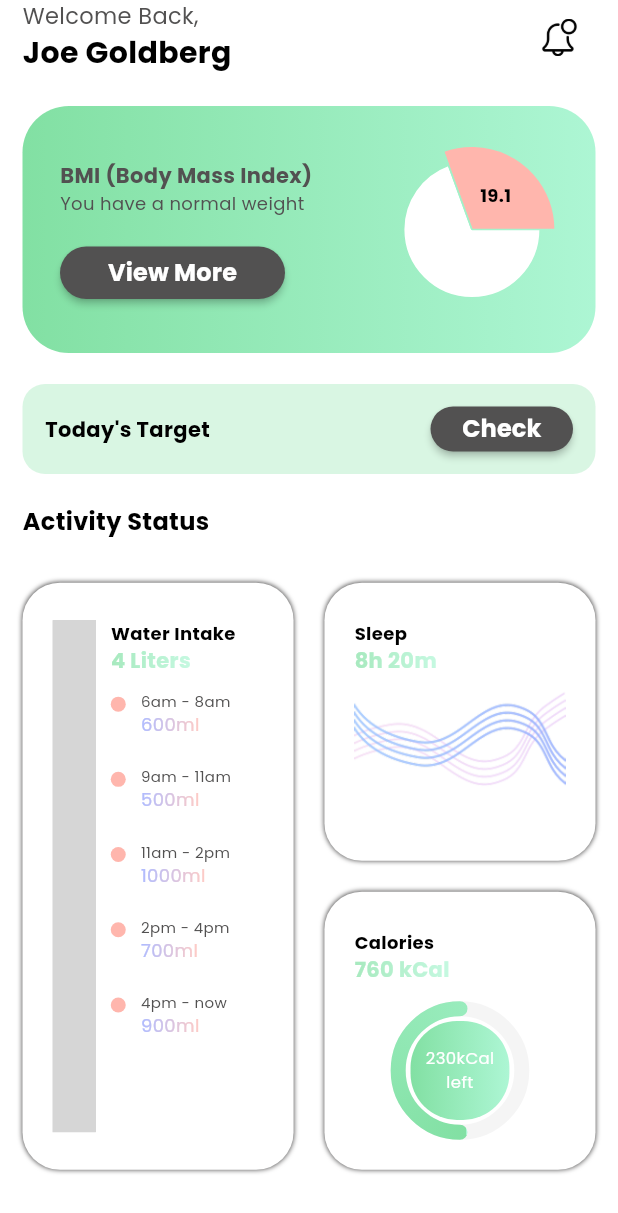
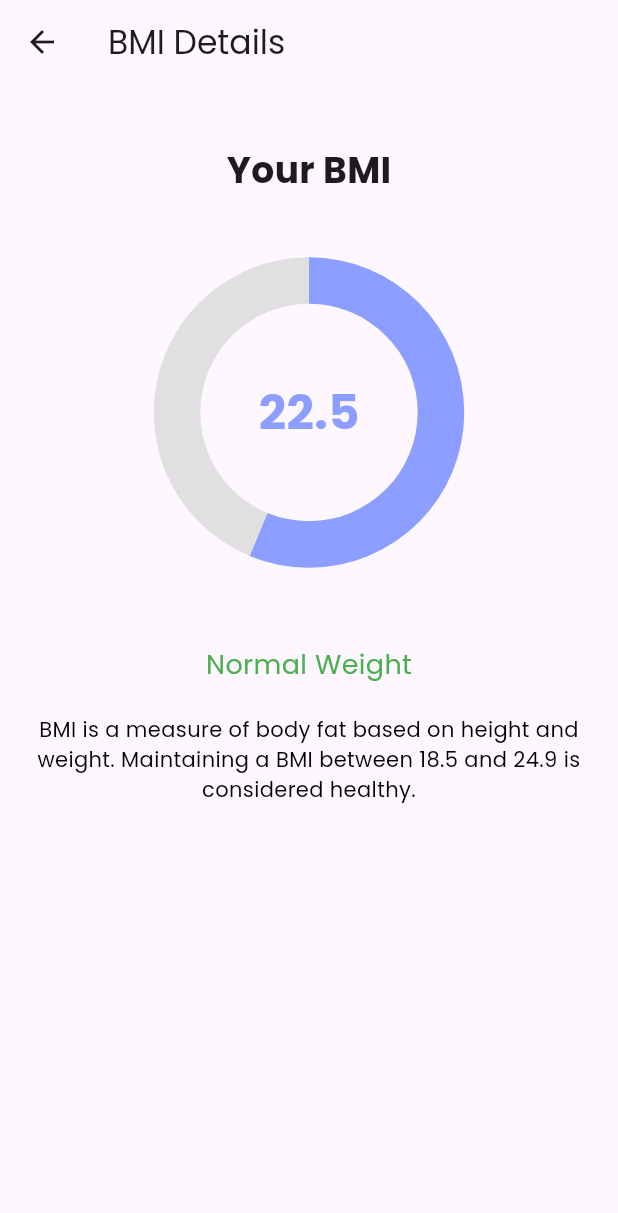
Before and after one commit to rej43/fitrack_new, a Flutter app: the HomeView screen opened directly, after a tap on "View More", on a phone screen of 412 x 824 dp. Shown: the top 1213 px of the screen. Run offline on Flutter 3.47's test engine with Material 3 defaults, Android fonts, the phone set to English and light mode, and no system bars; drawn by our look-alikes of fl_chart, simple_circular_progress_bar; our stand-ins replace animated_toggle_switch, carousel_slider, syncfusion_flutter_charts; missing offline and left inert: dotted_dashed_line, simple_animation_progress_bar; grey boxes are pictures that could not be loaded.

Commit message:
added BMI view

```diff
--- a/lib/view/home/home_view.dart
+++ b/lib/view/home/home_view.dart
@@ -2,6 +2,7 @@ import 'package:dotted_dashed_line/dotted_dashed_line.dart';
 import 'package:fitrack/common/color_extension.dart';
 import 'package:fitrack/common_widget/round_button.dart';
 import 'package:fitrack/view/home/activity_traker_view.dart';
+import 'package:fitrack/view/home/view_more.dart';
 import 'package:simple_animation_progress_bar/simple_animation_progress_bar.dart';
 import 'package:simple_circular_progress_bar/simple_circular_progress_bar.dart';
 import 'package:fitrack/view/home/notification_view.dart';
@@ -116,7 +117,14 @@ class _HomeViewState extends State<HomeView> {
                               type: RoundButtonType.bgSGradient,
                               fontSize: 12,
                               fontWeight: FontWeight.w100,
-                              onPressed: () {},
+                              onPressed: () {
+                                 Navigator.push(
+                    context,
+                    MaterialPageRoute(
+                      builder: (context) => const BMIDetailPage(),
+                    ),
+                );
+                              },
                             ),
                           ),
                         ],
--- /dev/null
+++ b/lib/view/home/view_more.dart
@@ -0,0 +1,97 @@
+import 'package:fitrack/common/color_extension.dart';
+import 'package:flutter/material.dart';
+import 'package:syncfusion_flutter_charts/charts.dart';
+
+class BMIDetailPage extends StatelessWidget {
+  const BMIDetailPage({Key? key}) : super(key: key);
+
+  @override
+  Widget build(BuildContext context) {
+    double bmi = 22.5; // Static example BMI
+
+    String category = "Normal Weight";
+    Color categoryColor = Colors.green;
+
+    return Scaffold(
+      appBar: AppBar(title: const Text("BMI Details")),
+      body: Padding(
+        padding: const EdgeInsets.all(20.0),
+        child: Column(
+          children: [
+            const SizedBox(height: 20),
+            Text(
+              "Your BMI",
+              style: const TextStyle(fontSize: 24, fontWeight: FontWeight.w700),
+            ),
+            const SizedBox(height: 20),
+            // Large Doughnut Chart
+            SizedBox(
+              height: 250,
+              child: SfCircularChart(
+                annotations: <CircularChartAnnotation>[
+                  CircularChartAnnotation(
+                    widget: Container(
+                      child: Text(
+                        bmi.toStringAsFixed(1),
+                        style:  TextStyle(
+                          fontSize: 32,
+                          fontWeight: FontWeight.bold,
+                          color:TColor.secondaryColor2,
+                        ),
+                      ),
+                    ),
+                  ),
+                ],
+                series: <DoughnutSeries<_ChartData, String>>[
+                  DoughnutSeries<_ChartData, String>(
+                    dataSource: [
+                      _ChartData('BMI', bmi),
+                      _ChartData('Remaining', 40 - bmi),
+                    ],
+                    pointColorMapper: (_ChartData data, _) {
+                      if (data.label == 'BMI') {
+                        return TColor.secondaryColor2;
+                      }
+                      return Colors.grey[300];
+                    },
+                    xValueMapper: (_ChartData data, _) => data.label,
+                    yValueMapper: (_ChartData data, _) => data.value,
+                    radius: '90%',
+                    innerRadius: '70%',
+                    dataLabelSettings: const DataLabelSettings(
+                      isVisible: false,
+                    ),
+                  ),
+                ],
+              ),
+            ),
+            const SizedBox(height: 30),
+            Text(
+              category,
+              style: TextStyle(
+                fontSize: 18,
+                fontWeight: FontWeight.w500,
+                color: categoryColor,
+              ),
+            ),
+            const SizedBox(height: 20),
+            Text(
+              "BMI is a measure of body fat based on height and weight. "
+              "Maintaining a BMI between 18.5 and 24.9 is considered healthy.",
+              textAlign: TextAlign.center,
+              style: TextStyle(fontSize: 14, color: TColor.black),
+            ),
+          ],
+        ),
+      ),
+    );
+  }
+}
+
+// Helper class for chart data
+class _ChartData {
+  final String label;
+  final double value;
+
+  _ChartData(this.label, this.value);
+}
--- a/pubspec.yaml
+++ b/pubspec.yaml
@@ -36,6 +36,8 @@ dependencies:
   simple_circular_progress_bar: ^1.0.0
   fl_chart: ^0.66.0
   animated_toggle_switch: ^0.6.2
+  advanced_bmi: ^1.0.0
+  syncfusion_flutter_charts: ^30.1.37
 
   # The following adds the Cupertino Icons font to your application.
   # Use with the CupertinoIcons class for iOS style icons.
```
Also changed, not shown: pubspec.lock.
